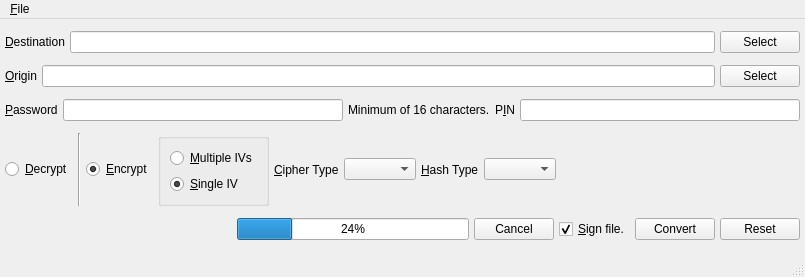
Above: UI/encryptfile.ui from xloem/spot-on-svn before the change. Below: the same form after it.
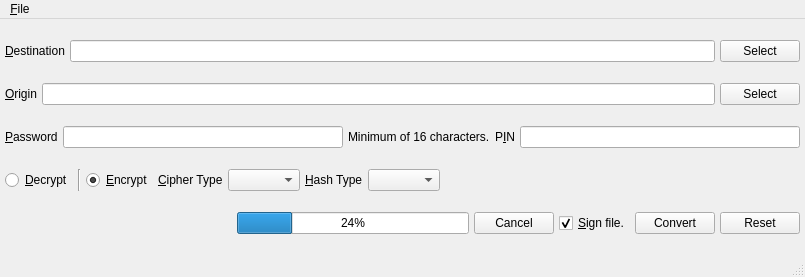
That is the form after the change. Icons and pictures are not drawn.

Commit message: Removed single IV.

The edit to the form file:
```diff
--- a/UI/encryptfile.ui
+++ b/UI/encryptfile.ui
@@ -136,32 +136,6 @@
         </property>
        </widget>
       </item>
-      <item>
-       <widget class="QGroupBox" name="groupBox">
-        <property name="title">
-         <string/>
-        </property>
-        <layout class="QVBoxLayout" name="verticalLayout">
-         <item>
-          <widget class="QRadioButton" name="multiple">
-           <property name="text">
-            <string>&amp;Multiple IVs</string>
-           </property>
-          </widget>
-         </item>
-         <item>
-          <widget class="QRadioButton" name="single">
-           <property name="text">
-            <string>&amp;Single IV</string>
-           </property>
-           <property name="checked">
-            <bool>true</bool>
-           </property>
-          </widget>
-         </item>
-        </layout>
-       </widget>
-      </item>
       <item>
        <widget class="QLabel" name="label_3">
         <property name="text">
```
Left out of the diff: 2 changed lines with no effect on the pictures.
